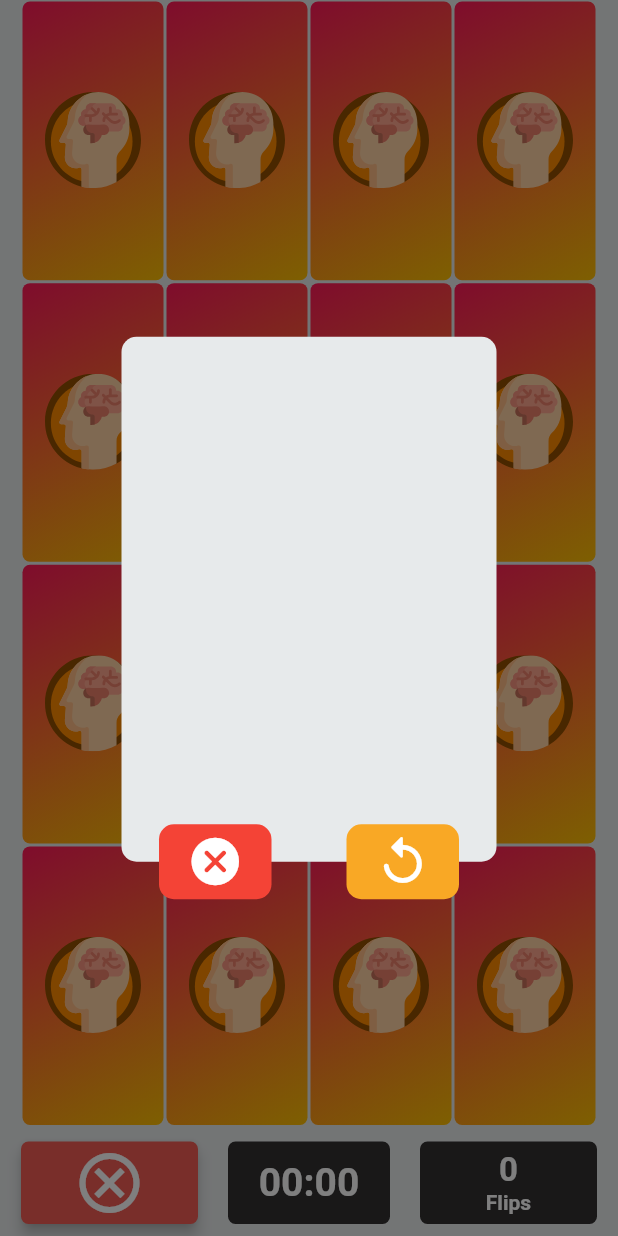
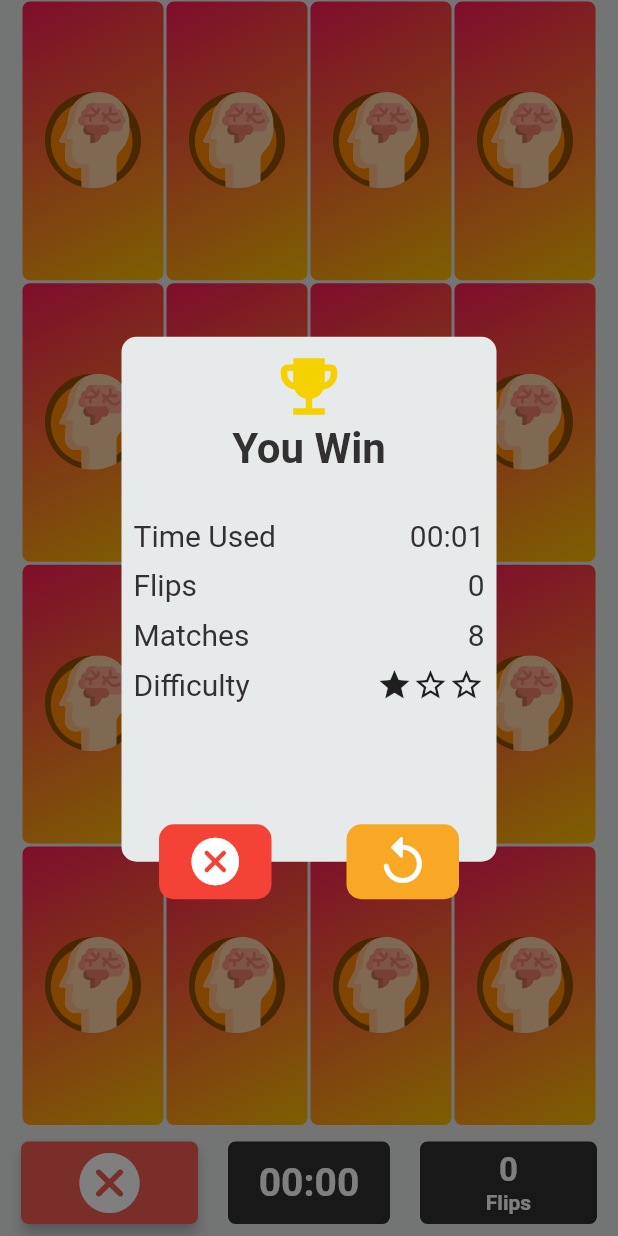
Before and after one commit to chrisstayte/concentration, a Flutter app: the GameScreen screen opened by its route, on a phone screen of 412 x 824 dp. Run offline on Flutter 3.47's test engine with Material 2 defaults, Android fonts, the light colour scheme and no system bars; our stand-ins replace auto_size_text, flutter_svg, package_info_plus, page_transition, shared_preferences; accounts and stored records are empty.

Commit message:
added dialogs

```diff
--- a/lib/screens/game_screen.dart
+++ b/lib/screens/game_screen.dart
@@ -72,6 +72,7 @@ class _GameScreenState extends State<GameScreen> {
 
     int seconds = Global.gameTimesInSeconds.times[_mapSize]![_difficulty]!;
     seconds = 1;
+    _solvedCount = uniqueCardCount;
     _timeLeft = Duration(seconds: seconds);
 
     _timer = Timer.periodic(
@@ -166,7 +167,7 @@ class _GameScreenState extends State<GameScreen> {
                                 },
                               );
                             },
-                            child: Card(
+                            child: const Card(
                               elevation: 4,
                               margin: EdgeInsets.zero,
                               color: Color(0XFFF25C54),
@@ -176,7 +177,7 @@ class _GameScreenState extends State<GameScreen> {
                                 ),
                               ),
                               child: Icon(
-                                Icons.cancel_outlined,
+                                Icons.cancel_rounded,
                                 size: 48,
                                 color: Colors.white,
                               ),
--- a/lib/screens/new_game_screen.dart
+++ b/lib/screens/new_game_screen.dart
@@ -182,7 +182,7 @@ class _NewGameScreenState extends State<NewGameScreen> {
                           ),
                         ),
                         child: Icon(
-                          Icons.cancel_outlined,
+                          Icons.cancel_rounded,
                           size: 48,
                           color: Colors.white,
                         ),
--- a/lib/widgets/end_game_dialog.dart
+++ b/lib/widgets/end_game_dialog.dart
@@ -1,6 +1,8 @@
+import 'package:concentration/enums/difficulty.dart';
 import 'package:concentration/global/global.dart';
 import 'package:concentration/models/game_stat.dart';
 import 'package:concentration/screens/game_screen.dart';
+import 'package:concentration/utilities/extensions.dart';
 import 'package:flutter/material.dart';
 
 class EndGameDialog extends StatelessWidget {
@@ -25,22 +27,122 @@ class EndGameDialog extends StatelessWidget {
                 ),
                 color: Global.colors.lightIconColor,
               ),
+              child: Padding(
+                padding: const EdgeInsets.all(8.0),
+                child: Material(
+                  color: Colors.transparent,
+                  child: Column(
+                    crossAxisAlignment: CrossAxisAlignment.stretch,
+                    children: [
+                      Icon(
+                        stat.win
+                            ? Icons.emoji_events
+                            : Icons.sentiment_dissatisfied,
+                        size: 50,
+                        color: stat.win ? const Color(0XFFF6D100) : null,
+                      ),
+                      Text(
+                        stat.win ? 'You Win' : 'You Lose',
+                        textAlign: TextAlign.center,
+                        style: TextStyle(
+                          fontSize: 28,
+                          fontWeight: FontWeight.bold,
+                        ),
+                      ),
+                      SizedBox(
+                        height: 30,
+                      ),
+                      Row(
+                        mainAxisAlignment: MainAxisAlignment.spaceBetween,
+                        children: [
+                          Text(
+                            'Time Used',
+                            style: TextStyle(fontSize: 20),
+                          ),
+                          Text(
+                            stat.gameDuration.toMinutesSeconds(),
+                            style: TextStyle(fontSize: 20),
+                          )
+                        ],
+                      ),
+                      SizedBox(
+                        height: 10,
+                      ),
+                      Row(
+                        mainAxisAlignment: MainAxisAlignment.spaceBetween,
+                        children: [
+                          Text(
+                            'Flips',
+                            style: TextStyle(fontSize: 20),
+                          ),
+                          Text(
+                            stat.flips.toString(),
+                            style: TextStyle(fontSize: 20),
+                          ),
+                        ],
+                      ),
+                      SizedBox(
+                        height: 10,
+                      ),
+                      Row(
+                        mainAxisAlignment: MainAxisAlignment.spaceBetween,
+                        children: [
+                          Text(
+                            'Matches',
+                            style: TextStyle(fontSize: 20),
+                          ),
+                          Text(
+                            stat.correct.toString(),
+                            style: TextStyle(fontSize: 20),
+                          )
+                        ],
+                      ),
+                      SizedBox(
+                        height: 10,
+                      ),
+                      Row(
+                        mainAxisAlignment: MainAxisAlignment.spaceBetween,
+                        children: [
+                          Text(
+                            'Difficulty',
+                            style: TextStyle(fontSize: 20),
+                          ),
+                          Row(
+                            children: [
+                              Icon(Icons.star),
+                              Icon(stat.difficulty != Difficulty.easy
+                                  ? Icons.star
+                                  : Icons.star_outline),
+                              Icon(
+                                stat.difficulty == Difficulty.hard
+                                    ? Icons.star
+                                    : Icons.star_outline,
+                              )
+                            ],
+                          )
+                        ],
+                      ),
+                    ],
+                  ),
+                ),
+              ),
             ),
             Positioned(
               bottom: 0,
               left: 25,
               child: GestureDetector(
-                onTap: () => Navigator.pop(context),
+                onTap: () => Navigator.pushNamedAndRemoveUntil(
+                    context, '/', (_) => false),
                 child: Container(
                   width: 75,
                   height: 50,
-                  decoration: BoxDecoration(
+                  decoration: const BoxDecoration(
                     borderRadius: BorderRadius.all(
                       Radius.circular(10),
                     ),
                     color: Colors.red,
                   ),
-                  child: Icon(
+                  child: const Icon(
                     Icons.cancel_rounded,
                     color: Colors.white,
                     size: 38,
@@ -62,11 +164,11 @@ class EndGameDialog extends StatelessWidget {
                   width: 75,
                   height: 50,
                   decoration: BoxDecoration(
-                      borderRadius: BorderRadius.all(
+                      borderRadius: const BorderRadius.all(
                         Radius.circular(10),
                       ),
                       color: Colors.yellow.shade800),
-                  child: Icon(
+                  child: const Icon(
                     Icons.replay_rounded,
                     color: Colors.white,
                     size: 38,
--- a/lib/widgets/main_button.dart
+++ b/lib/widgets/main_button.dart
@@ -21,7 +21,7 @@ class MainButton extends StatelessWidget {
           elevation: 4,
           margin: EdgeInsets.zero,
           color: Global.colors.darkIconColor,
-          shape: RoundedRectangleBorder(
+          shape: const RoundedRectangleBorder(
             borderRadius: BorderRadius.all(
               Radius.circular(25.0),
             ),
@@ -29,7 +29,10 @@ class MainButton extends StatelessWidget {
           child: Center(
             child: Text(
               title,
-              style: TextStyle(color: Colors.white, fontSize: 38),
+              style: const TextStyle(
+                  color: Colors.white,
+                  fontSize: 38,
+                  fontWeight: FontWeight.bold),
             ),
           ),
         ),
--- a/lib/widgets/quit_game_dialog.dart
+++ b/lib/widgets/quit_game_dialog.dart
@@ -1,3 +1,4 @@
+import 'package:auto_size_text/auto_size_text.dart';
 import 'package:concentration/global/global.dart';
 import 'package:flutter/material.dart';
 
@@ -9,17 +10,33 @@ class QuitGameDialog extends StatelessWidget {
     return Center(
       child: Container(
         width: 250,
-        height: 175,
+        height: 135,
         child: Stack(
           children: [
             Container(
               width: 250,
-              height: 150,
+              height: 105,
               decoration: BoxDecoration(
                 borderRadius: BorderRadius.all(
                   Radius.circular(10),
                 ),
                 color: Global.colors.lightIconColor,
+              ),
+              child: Padding(
+                padding: const EdgeInsets.symmetric(horizontal: 8.0),
+                child: Center(
+                  child: Material(
+                    color: Colors.transparent,
+                    child: AutoSizeText(
+                      'Are you sure you want to quit?',
+                      minFontSize: 22,
+                      textAlign: TextAlign.center,
+                      style: TextStyle(
+                          color: Global.colors.darkIconColor,
+                          fontWeight: FontWeight.bold),
+                    ),
+                  ),
+                ),
               ),
             ),
             Positioned(
```
